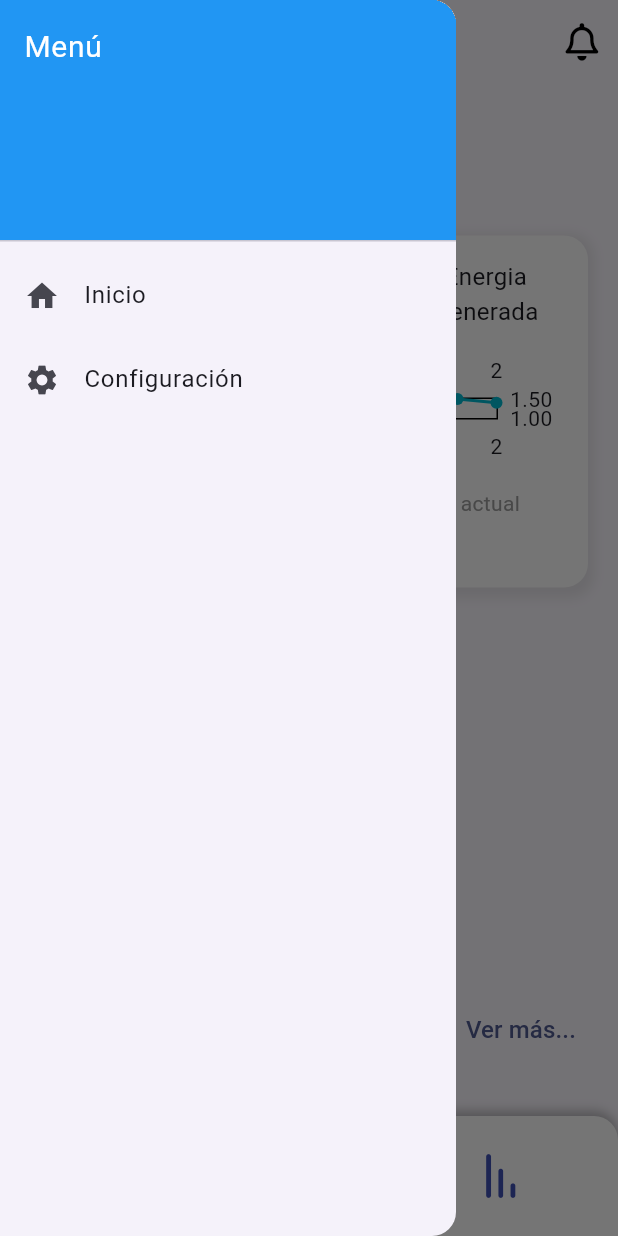
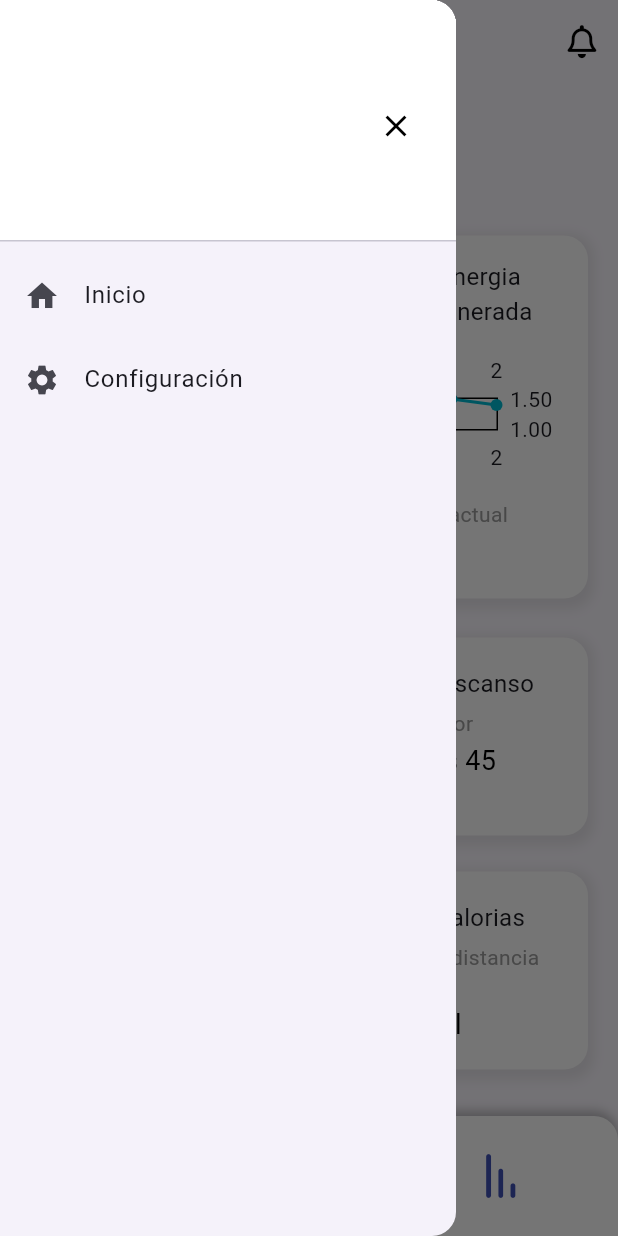
Before and after one commit to Brdly777/byke_energy_app, a Flutter app: the screen it shows after launch, with the side drawer open, on a phone screen of 412 x 824 dp. Run offline on Flutter 3.47's test engine with Material 3 defaults, Android fonts, the phone set to English and light mode, and no system bars; drawn by our look-alikes of fl_chart; our stand-ins replace font_awesome_flutter.

Commit message:
Cambios home

```diff
--- a/lib/screens/home_screen.dart
+++ b/lib/screens/home_screen.dart
@@ -1,6 +1,7 @@
 import 'package:flutter/material.dart';
 import '../widgets/custom_nav_bar.dart';
 import '../widgets/chart_card.dart';
+import '../widgets/info_card.dart';
 import '../widgets/custom_drawer.dart';
 import '../utils/chart_builders.dart';
 import 'information_screen.dart';
@@ -36,7 +37,7 @@ class _HomeScreenState extends State<HomeScreen> {
           IconButton(
             icon: const FaIcon(FontAwesomeIcons.bell),
             color: Colors.black,
-            iconSize: 25,
+            iconSize: 22,
             onPressed: () {
               ScaffoldMessenger.of(context).showSnackBar(
                 const SnackBar(content: Text('Notificaciones')),
@@ -88,6 +89,18 @@ class HomeDashboard extends StatelessWidget {
         'subtitle1': 'Tiempo restante',
         'subtitle2': '100% en 25min..',
       },
+      {
+        'icon': Icons.alarm_rounded,
+        'title': 'Descanso',
+        'subtitle1': 'Temporizador',
+        'subtitle2': '01 hora/s 45 min...',
+      },
+      {
+        'icon': Icons.monitor_heart_rounded,
+        'title': 'Calorias',
+        'subtitle1': 'Kcal segun distancia recorrida',
+        'subtitle2': '1293 Kcal',
+      },
     ];
 
     return SingleChildScrollView(
@@ -106,35 +119,95 @@ class HomeDashboard extends StatelessWidget {
               style: TextStyle(fontSize: 16, color: Colors.grey),
             ),
             const SizedBox(height: 16),
-            GridView.builder(
-              shrinkWrap: true,
-              physics: const NeverScrollableScrollPhysics(),
-              gridDelegate: const SliverGridDelegateWithFixedCrossAxisCount(
-                crossAxisCount: 2,
-                crossAxisSpacing: 16,
-                mainAxisSpacing: 16,
-                childAspectRatio: 3 / 4,
-              ),
-              itemCount: chartData.length,
-              itemBuilder: (context, index) {
-                final data = chartData[index];
-                return ChartCard(
-                  icon: data['icon'],
-                  title: data['title'],
-                  chart: data['chart'],
-                  subtitle1: data['subtitle1'],
-                  subtitle2: data['subtitle2'],
-                );
-              },
+            // Fila 1 con dos columnas
+            Row(
+              mainAxisAlignment: MainAxisAlignment.spaceBetween,
+              children: [
+                // Columna 1: Gráfico de pie
+                Expanded(
+                  child: Container(
+                    height: 250, // Ajusta la altura según sea necesario
+                    margin: const EdgeInsets.only(right: 16),
+                    child: ChartCard(
+                      icon: chartData[0]['icon'],
+                      title: chartData[0]['title'],
+                      chart: chartData[0]['chart'],
+                      subtitle1: chartData[0]['subtitle1'],
+                      subtitle2: chartData[0]['subtitle2'],
+                    ),
+                  ),
+                ),
+                // Columna 2: Gráfico de línea
+                Expanded(
+                  child: Container(
+                    height: 250, // Ajusta la altura según sea necesario
+                    child: ChartCard(
+                      icon: chartData[1]['icon'],
+                      title: chartData[1]['title'],
+                      chart: chartData[1]['chart'],
+                      subtitle1: chartData[1]['subtitle1'],
+                      subtitle2: chartData[1]['subtitle2'],
+                    ),
+                  ),
+                ),
+              ],
+            ),
+            const SizedBox(height: 16),
+            // Fila 2 con dos columnas
+            Row(
+              mainAxisAlignment: MainAxisAlignment.spaceBetween,
+              children: [
+                // Columna 1: Gráfico de barras
+                Expanded(
+                  child: Container(
+                    height: 300, // Ajusta la altura según sea necesario
+                    margin: const EdgeInsets.only(
+                        right: 16), // Espacio entre columnas
+                    child: ChartCard(
+                      icon: chartData[2]['icon'],
+                      title: chartData[2]['title'],
+                      chart: chartData[2]['chart'],
+                      subtitle1: chartData[2]['subtitle1'],
+                      subtitle2: chartData[2]['subtitle2'],
+                    ),
+                  ),
+                ),
+                // Columna 2: Titulo 1 y Titulo 2
+                Expanded(
+                  child: Column(
+                    crossAxisAlignment: CrossAxisAlignment.start,
+                    children: [
+                      Container(
+                        height: 140,
+                        margin: const EdgeInsets.only(bottom: 16),
+                        child: InfoCard(
+                          icon1: chartData[3]['icon'],
+                          title1: chartData[3]['title'],
+                          subtitle11: chartData[3]['subtitle1'],
+                          subtitle21: chartData[3]['subtitle2'],
+                        ),
+                      ),
+                      Container(
+                        height: 140,
+                        child: InfoCard(
+                          icon1: chartData[4]['icon'],
+                          title1: chartData[4]['title'],
+                          subtitle11: chartData[4]['subtitle1'],
+                          subtitle21: chartData[4]['subtitle2'],
+                        ),
+                      ),
+                    ],
+                  ),
+                ),
+              ],
             ),
             const SizedBox(height: 8),
             Align(
               alignment: Alignment.centerRight,
               child: TextButton(
                 onPressed: () {
-                  // Acción al presionar "Ver más..."
                   ScaffoldMessenger.of(context).showSnackBar(
-                    SnackBar(content: Text('Ver más')),
+                    const SnackBar(content: Text('Ver más')),
                   );
                 },
                 child: const Text(
--- a/lib/utils/chart_builders.dart
+++ b/lib/utils/chart_builders.dart
@@ -1,7 +1,9 @@
 import 'package:flutter/material.dart';
 import 'package:fl_chart/fl_chart.dart';
+import '../widgets/info_card.dart';
 
 class ChartBuilders {
+  // Para los gráficos
   static Widget buildPieChart() {
     return PieChart(
       PieChartData(
@@ -41,4 +43,19 @@ class ChartBuilders {
       ),
     );
   }
+
+  // Para los cards sin gráficos, podemos hacer algo similar:
+  static Widget buildInfoCard({
+    required IconData icon,
+    required String title,
+    required String subtitle1,
+    required String subtitle2,
+  }) {
+    return InfoCard(
+      icon1: icon,
+      title1: title,
+      subtitle11: subtitle1,
+      subtitle21: subtitle2,
+    );
+  }
 }
--- a/lib/widgets/custom_drawer.dart
+++ b/lib/widgets/custom_drawer.dart
@@ -9,13 +9,25 @@ class CustomDrawer extends StatelessWidget {
       child: ListView(
         padding: EdgeInsets.zero,
         children: [
-          const DrawerHeader(
-            decoration: BoxDecoration(color: Colors.blue),
-            child: Text(
-              'Menú',
-              style: TextStyle(color: Colors.white, fontSize: 20),
+          // Encabezado con el botón X
+          DrawerHeader(
+            decoration: const BoxDecoration(
+              color: Colors.white, // Fondo blanco
+            ),
+            child: Row(
+              mainAxisAlignment: MainAxisAlignment.spaceBetween,
+              children: [
+                const SizedBox(), // Para no agregar texto en el encabezado
+                IconButton(
+                  icon: const Icon(Icons.close, color: Colors.black),
+                  onPressed: () {
+                    Navigator.pop(context); // Cierra el Drawer
+                  },
+                ),
+              ],
             ),
           ),
+          // Elementos del menú
           ListTile(
             leading: const Icon(Icons.home),
             title: const Text('Inicio'),
--- /dev/null
+++ b/lib/widgets/info_card.dart
@@ -0,0 +1,73 @@
+import 'package:flutter/material.dart';
+
+class InfoCard extends StatelessWidget {
+  final IconData icon1;
+  final String title1;
+  final String subtitle11;
+  final String subtitle21;
+
+  const InfoCard({
+    Key? key,
+    required this.icon1,
+    required this.title1,
+    required this.subtitle11,
+    required this.subtitle21,
+  }) : super(key: key);
+
+  @override
+  Widget build(BuildContext context) {
+    return Container(
+      decoration: BoxDecoration(
+        borderRadius: BorderRadius.circular(16),
+        boxShadow: [
+          BoxShadow(
+            color: Colors.grey.withOpacity(0.2),
+            blurRadius: 6,
+            offset: const Offset(0, 3),
+          ),
+        ],
+      ),
+      child: Card(
+        color: Colors.white,
+        shape: RoundedRectangleBorder(
+          borderRadius: BorderRadius.circular(16),
+        ),
+        elevation: 0,
+        child: Padding(
+          padding: const EdgeInsets.all(16.0),
+          child: Column(
+            crossAxisAlignment: CrossAxisAlignment.start,
+            children: [
+              Row(
+                children: [
+                  Icon(icon1, size: 30, color: Colors.grey),
+                  const SizedBox(width: 8),
+                  Expanded(
+                    child: Text(
+                      title1,
+                      textAlign: TextAlign.center,
+                      style: const TextStyle(
+                        fontWeight: FontWeight.normal,
+                        fontSize: 16,
+                      ),
+                    ),
+                  ),
+                ],
+              ),
+              const SizedBox(height: 1),
+              Text(
+                subtitle11,
+                style: const TextStyle(fontSize: 14, color: Colors.grey),
+              ),
+              const SizedBox(height: 2),
+              Text(
+                subtitle21,
+                style: const TextStyle(fontSize: 18, color: Colors.black),
+              ),
+            ],
+          ),
+        ),
+      ),
+    );
+  }
+}
```
